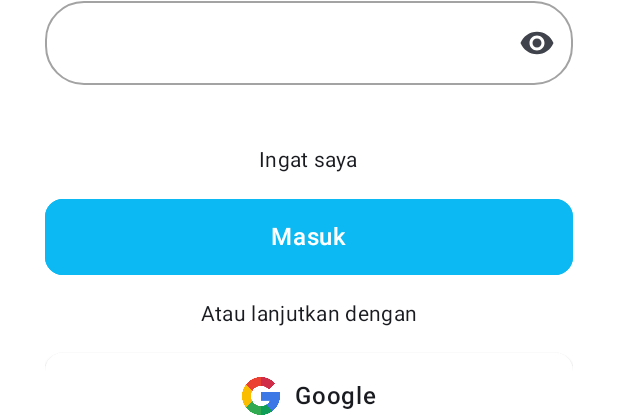
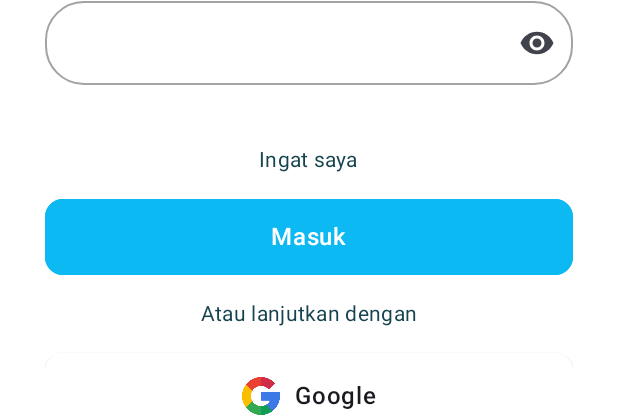
Before and after one commit to Karier-id/ApplikasiKarir, an Android app built with Jetpack Compose: the @Preview function LoginScreenPreview, on a phone screen of 412 x 824 dp. Shown: the part 674-1091 px from the top of the screen. Run offline under Robolectric (Android 15) with nearby library versions, the phone set to English and light mode, and no system bars.

Commit message:
Fix: LoginScreen, RegisterScreen

```diff
--- a/app/src/main/java/com/example/karier/presentation/Login/LoginScreen.kt
+++ b/app/src/main/java/com/example/karier/presentation/Login/LoginScreen.kt
@@ -39,6 +39,7 @@ import com.example.karier.presentation.component.KarierButton
 import com.example.karier.presentation.component.KarierInputText
 import com.example.karier.ui.theme.KarierTheme
 import com.example.karier.ui.theme.PrimaryBlue400
+import com.example.karier.ui.theme.TextPrimary
 
 @Composable
 fun LoginScreen(
@@ -86,7 +87,7 @@ fun LoginScreen(
                 required = true
             )
             Spacer(modifier = Modifier.height(8.dp))
-            Text(text = "Ingat saya", style = MaterialTheme.typography.bodyMedium)
+            Text(text = "Ingat saya", style = MaterialTheme.typography.bodyMedium, color = TextPrimary)
             KarierButton(
                 text = {
                     Text(
@@ -99,7 +100,7 @@ fun LoginScreen(
                 varOutline = "",
                 isWide = true
             )
-            Text(text = "Atau lanjutkan dengan", style = MaterialTheme.typography.bodyMedium)
+            Text(text = "Atau lanjutkan dengan", style = MaterialTheme.typography.bodyMedium,color = TextPrimary)
             Button(
                 colors = ButtonDefaults.buttonColors(Color.White),
                 onClick = {  }, modifier = Modifier
```
Also changed, not shown: app/src/main/java/com/example/karier/presentation/Register/RegistrasiScreen.kt (+19 -4 lines).
